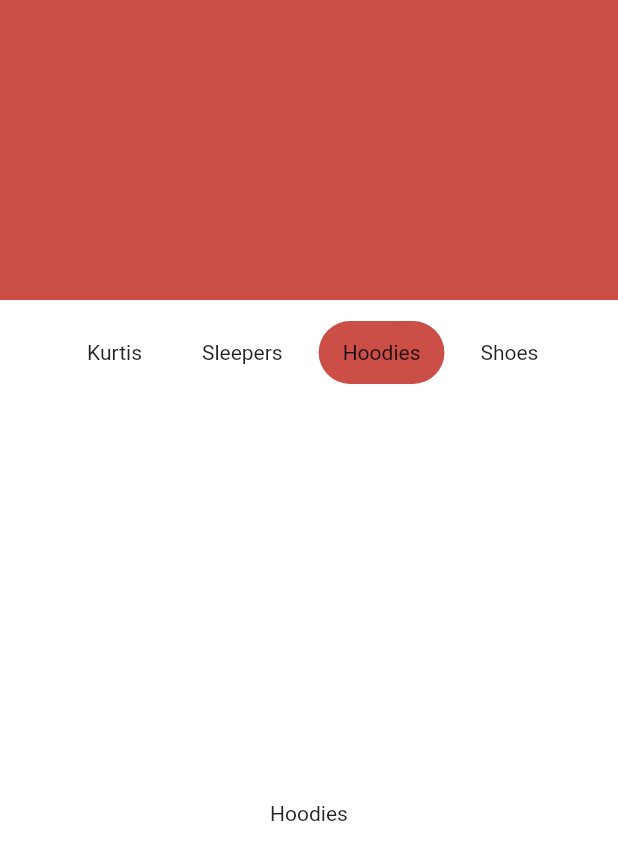
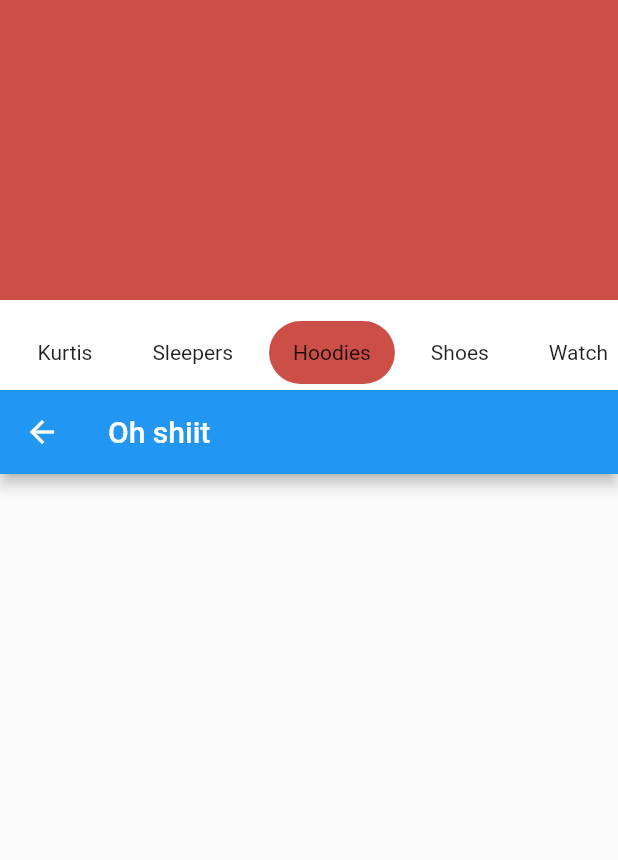
Before and after one commit to AqsaBano330/Shopping-Mania, a Flutter app: the CategoryPage screen opened directly, item 3 of the bottom bar chosen, on a phone screen of 412 x 824 dp. Shown: the top 860 px of the screen. Run offline on Flutter 3.47's test engine with Material 2 defaults, Android fonts, the phone set to English and light mode, and no system bars; drawn by our look-alikes of buttons_tabbar; our stand-ins replace curved_navigation_bar, smooth_page_indicator.

Commit message:
Shopping Mania

```diff
--- a/lib/Screens/Category/category_page.dart
+++ b/lib/Screens/Category/category_page.dart
@@ -1,20 +1,31 @@
 import 'package:flutter/material.dart';
 import 'package:buttons_tabbar/buttons_tabbar.dart';
+import 'package:hijabista/Screens/HoodiesScreen/hoodies_screen.dart';
+import 'package:hijabista/Screens/KurtisScreen/kurtis_screen.dart';
+import 'package:hijabista/Screens/ShoesScreen/shoes_screen.dart';
+import 'package:hijabista/Screens/SleepersScreen/sleepers_screen.dart';
+import 'package:hijabista/Screens/WatchScreen/watch_screen.dart';
 import 'package:hijabista/Widget/color/colors.dart';
 
-List<String> tabbarList = ["Kurtis", "Sleepers","Hoodies", "Shoes"];
+List<String> tabbarList = ["Kurtis", "Sleepers", "Hoodies", "Shoes", "Watch"];
+List<Widget> navigatedList = [
+  KurtisScreen(),
+  SleepersScreen(),
+  HoodiesScreen(),
+  ShoesScreen(),
+  WatchScreen(),
+];
 
 class CategoryPage extends StatelessWidget {
   const CategoryPage({Key? key}) : super(key: key);
 
   @override
   Widget build(BuildContext context) {
-    return Scaffold(
-      backgroundColor: Colors.white,
-      body: SafeArea(
-
-        child: DefaultTabController(
-          length: tabbarList.length,
+    return DefaultTabController(
+      length: tabbarList.length,
+      child: Scaffold(
+        backgroundColor: Colors.white,
+        body: SafeArea(
           child: Column(
             children: [
               Container(
@@ -22,19 +33,19 @@
                 height: 200,
               ),
               Container(
-                padding: const EdgeInsets.only(left:5,
+                padding: const EdgeInsets.only(
+                  left: 5,
                   top: 10,
                 ),
                 child: ButtonsTabBar(
                   height: 50,
                   radius: 25,
-                  decoration:  BoxDecoration(
+                  decoration: BoxDecoration(
                     shape: BoxShape.rectangle,
                     color: AppColors.Peach,
                   ),
-
                   unselectedBackgroundColor: Colors.white,
-                  unselectedLabelStyle: const TextStyle(color:Colors.black),
+                  unselectedLabelStyle: const TextStyle(color: Colors.black),
                   labelSpacing: 2,
                   labelStyle: const TextStyle(
                     letterSpacing: 2,
@@ -45,7 +56,7 @@
                   tabs: tabbarList.map((tab) {
                     return Tab(
                       child: Padding(
-                        padding: const EdgeInsets.all(12.0), // Adjust padding here
+                        padding: const EdgeInsets.all(12.0),
                         child: Text(
                           tab,
                           textAlign: TextAlign.center,
@@ -57,11 +68,7 @@
               ),
               Expanded(
                 child: TabBarView(
-                  children: tabbarList.map((tab) {
-                    return Center(
-                      child: Text(tab), // Replace with your content
-                    );
-                  }).toList(),
+                  children: navigatedList,
                 ),
               ),
             ],
--- /dev/null
+++ b/lib/Screens/HoodiesScreen/hoodies_screen.dart
@@ -0,0 +1,19 @@
+import 'package:flutter/material.dart';
+
+class HoodiesScreen extends StatefulWidget {
+  const HoodiesScreen({super.key});
+
+  @override
+  State<HoodiesScreen> createState() => _HoodiesScreenState();
+}
+
+class _HoodiesScreenState extends State<HoodiesScreen> {
+  @override
+  Widget build(BuildContext context) {
+    return Scaffold(
+      appBar: AppBar(
+        title:Text("Oh shiit"),
+      ),
+    );
+  }
+}
```
Also changed, not shown: lib/Screens/KurtisScreen/kurtis_screen.dart (added, +15 -0 lines), lib/Screens/ShoesScreen/shoes_screen.dart (added, +15 -0 lines), lib/Screens/SleepersScreen/sleepers_screen.dart (added, +15 -0 lines), lib/Screens/WatchScreen/watch_screen.dart (added, +15 -0 lines).
